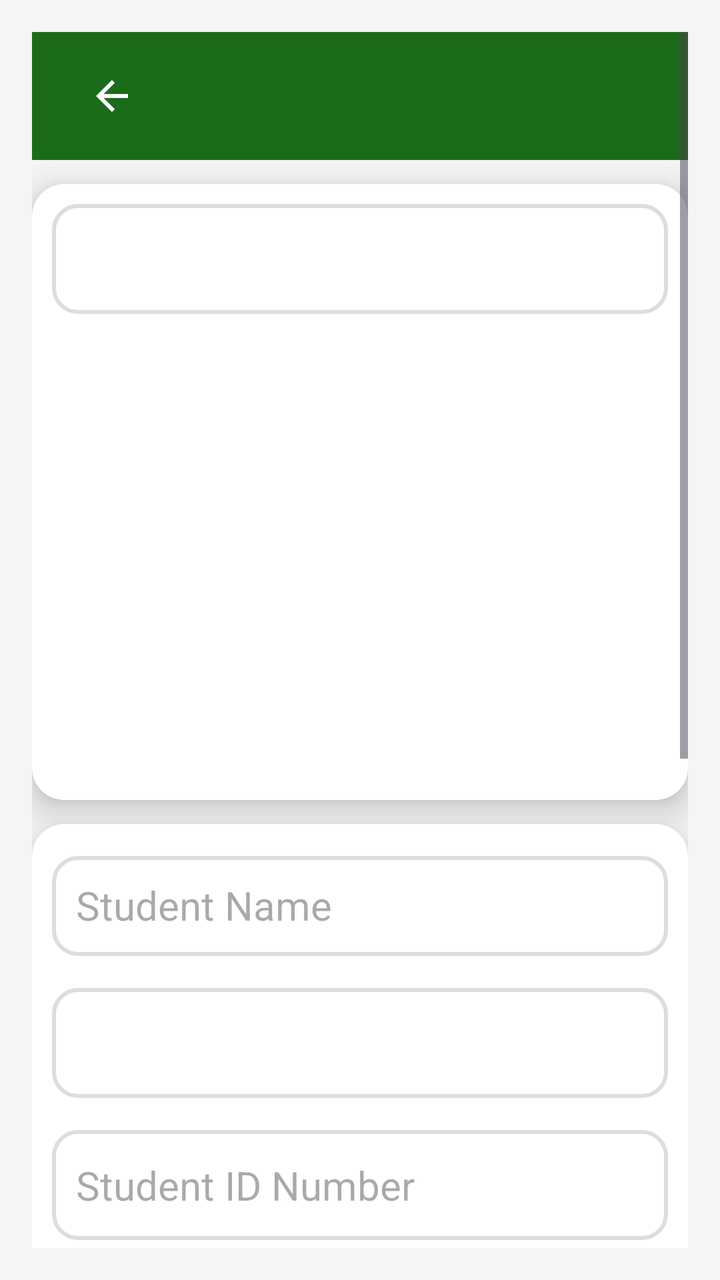
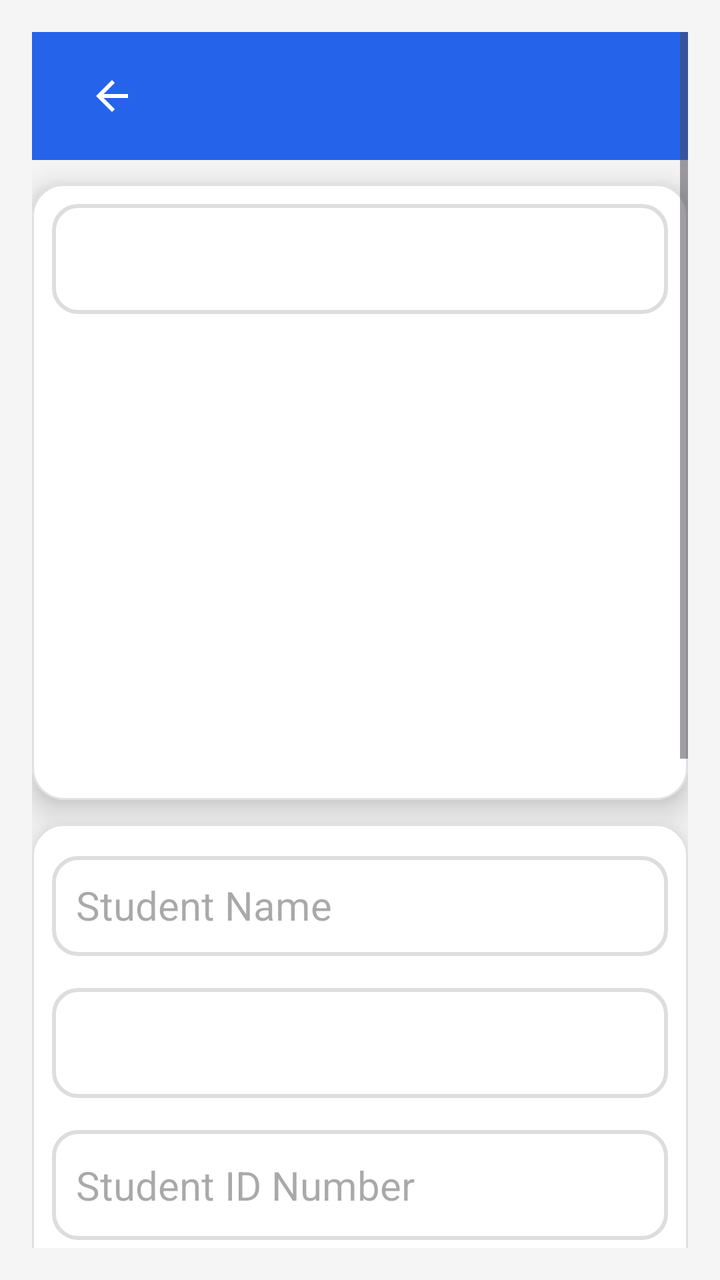

Compare the two renders of this Android layout. The source of the first and the diff that turns it into the second are given below.
<!-- AndroidManifest.xml: application theme Theme.TransportApp -->
<!-- res/layout/activity_modify_student.xml -->
<?xml version="1.0" encoding="utf-8"?>
<ScrollView xmlns:android="http://schemas.android.com/apk/res/android"
    android:layout_width="match_parent"
    android:layout_height="match_parent"
    xmlns:app="http://schemas.android.com/apk/res-auto"
    android:fillViewport="true"
    android:background="@color/screen_background"
    android:padding="16dp">

    <LinearLayout
        android:layout_width="match_parent"
        android:layout_height="wrap_content"
        android:orientation="vertical">

        
        <include
            layout="@layout/toolbar"
            android:layout_width="match_parent"
            android:layout_height="wrap_content" />

        
        <com.google.android.material.card.MaterialCardView
            android:layout_width="match_parent"
            android:layout_height="wrap_content"
            android:layout_marginTop="12dp"
            android:backgroundTint="@color/surface"
            android:padding="24dp"
            app:cardCornerRadius="16dp"
            app:cardElevation="10dp">

            <LinearLayout
                android:layout_width="match_parent"
                android:layout_height="wrap_content"
                android:orientation="vertical">

            <Spinner
                android:id="@+id/filterDropdown"
                android:layout_width="match_parent"
                android:layout_height="55dp"
                android:layout_marginBottom="16dp"
                android:layout_marginTop="10dp"
                android:layout_marginHorizontal="10dp"
                android:background="@drawable/edittext_background"
                android:padding="12dp"/>

                <androidx.recyclerview.widget.RecyclerView
                    android:id="@+id/studentRecyclerView"
                    android:layout_width="match_parent"
                    android:layout_height="217dp"
                    android:layout_marginHorizontal="10dp"
                    android:layout_marginBottom="10dp"
                    android:nestedScrollingEnabled="true" />

            </LinearLayout>
        </com.google.android.material.card.MaterialCardView>

        
        <com.google.android.material.card.MaterialCardView
            android:layout_width="match_parent"
            android:layout_height="wrap_content"
            android:layout_marginTop="12dp"
            android:backgroundTint="@color/surface"
            android:padding="24dp"
            app:cardCornerRadius="16dp"
            app:cardElevation="10dp">

            <LinearLayout
                android:layout_width="match_parent"
                android:layout_height="wrap_content"
                android:orientation="vertical">

                
                <EditText
                    android:id="@+id/studentNameInput"
                    android:layout_width="match_parent"
                    android:layout_height="50dp"
                    android:layout_marginTop="16dp"
                    android:layout_marginHorizontal="10dp"
                    android:background="@drawable/edittext_background"
                    android:hint="@string/hint_student_name"
                    android:inputType="text"
                    android:padding="12dp"
                    android:textColor="@color/text_primary"
                    android:textSize="20sp"/>

                
                <Spinner
                    android:id="@+id/classDropdown"
                    android:layout_width="match_parent"
                    android:layout_height="55dp"
                    android:layout_marginTop="16dp"
                    android:layout_marginHorizontal="10dp"
                    android:background="@drawable/edittext_background"
                    android:padding="12dp"/>

                
                <EditText
                    android:id="@+id/studentIdInput"
                    android:layout_width="match_parent"
                    android:layout_height="55dp"
                    android:layout_marginTop="16dp"
                    android:layout_marginHorizontal="10dp"
                    android:background="@drawable/edittext_background"
                    android:hint="@string/hint_student_id_number"
                    android:inputType="number"
                    android:padding="12dp"
                    android:textColor="@color/text_primary"
                    android:textSize="20sp"/>

                
                <Spinner
                    android:id="@+id/routeDropdown"
                    android:layout_width="match_parent"
                    android:layout_height="55dp"
                    android:layout_marginTop="16dp"
                    android:layout_marginHorizontal="10dp"
                    android:background="@drawable/edittext_background"
                    android:padding="12dp"/>

                
                <EditText
                    android:id="@+id/parentNameInput"
                    android:layout_width="match_parent"
                    android:layout_height="55dp"
                    android:layout_marginTop="16dp"
                    android:layout_marginHorizontal="10dp"
                    android:background="@drawable/edittext_background"
                    android:hint="@string/hint_parent_name"
                    android:inputType="text"
                    android:padding="12dp"
                    android:textColor="@color/text_primary"
                    android:textSize="20sp"/>

                
                <EditText
                    android:id="@+id/parentContactInput"
                    android:layout_width="match_parent"
                    android:layout_height="55dp"
                    android:layout_marginTop="16dp"
                    android:layout_marginHorizontal="10dp"
                    android:background="@drawable/edittext_background"
                    android:hint="@string/hint_parent_contact"
                    android:inputType="phone"
                    android:padding="12dp"
                    android:textColor="@color/text_primary"
                    android:textSize="20sp"/>

                
                <EditText
                    android:id="@+id/parentEmailInput"
                    android:layout_width="match_parent"
                    android:layout_height="55dp"
                    android:layout_marginTop="16dp"
                    android:layout_marginHorizontal="10dp"
                    android:background="@drawable/edittext_background"
                    android:hint="@string/hint_parent_email_used_to_sign_in"
                    android:inputType="textEmailAddress"
                    android:padding="12dp"
                    android:textColor="@color/text_primary"
                    android:textSize="20sp"/>

                
                <EditText
                    android:id="@+id/homeLocationInput"
                    android:layout_width="match_parent"
                    android:layout_height="55dp"
                    android:layout_marginTop="16dp"
                    android:layout_marginHorizontal="10dp"
                    android:background="@drawable/edittext_background"
                    android:hint="@string/hint_home_location"
                    android:inputType="text"
                    android:padding="12dp"
                    android:textColor="@color/text_primary"
                    android:textSize="20sp"/>

                
                <Button
                    android:id="@+id/saveStudentButton"
                    android:layout_width="280dp"
                    android:layout_height="wrap_content"
                    android:layout_gravity="center"
                    android:layout_marginTop="24dp"
                    android:layout_marginBottom="10dp"
                    android:backgroundTint="@color/green"
                    android:drawablePadding="8dp"
                    android:padding="16dp"
                    android:text="@string/title_modify_student"
                    android:textColor="@color/white"
                    android:textSize="16sp"/>
            </LinearLayout>
        </com.google.android.material.card.MaterialCardView>
    </LinearLayout>
</ScrollView>
<!-- res/layout/toolbar.xml (included above) -->
<?xml version="1.0" encoding="utf-8"?>
<com.google.android.material.appbar.MaterialToolbar xmlns:android="http://schemas.android.com/apk/res/android"
    xmlns:app="http://schemas.android.com/apk/res-auto"
    android:id="@+id/toolbar"
    android:layout_width="match_parent"
    android:layout_height="?attr/actionBarSize"
    android:background="@color/green"
    android:elevation="4dp"
    android:theme="@style/ThemeOverlay.AppCompat.Dark.ActionBar">

    <ImageButton
        android:id="@+id/backButton"
        android:layout_width="48dp"
        android:layout_height="48dp"
        android:layout_marginStart="12dp"
        android:background="@null"
        android:contentDescription="@string/back_button_desc"
        android:src="@drawable/baseline_arrow_back_24"
        app:tint="@android:color/white" />

    <TextView
        android:id="@+id/toolbar_title"
        android:layout_width="wrap_content"
        android:layout_height="wrap_content"
        android:layout_gravity="center"
        android:textColor="@android:color/white"
        android:textSize="22sp"
        android:textStyle="bold" />

    
    <ImageButton
        android:id="@+id/signOutButton"
        android:layout_width="48dp"
        android:layout_height="48dp"
        android:layout_gravity="end"
        android:layout_marginEnd="8dp"
        android:background="?attr/selectableItemBackgroundBorderless"
        android:contentDescription="@string/sign_out"
        android:src="@drawable/baseline_logout_24"
        android:visibility="gone"
        app:tint="@android:color/white" />
</com.google.android.material.appbar.MaterialToolbar>
<!-- resources referenced by this layout -->
<resources>
  <color name="green">#1B6B1B</color>
  <color name="screen_background">#F5F5F5</color>
  <color name="surface">#FFFFFF</color>
  <color name="text_primary">#212121</color>
  <color name="white">#FFFFFFFF</color>
  <!-- drawable baseline_arrow_back_24 (drawable) -->
  <vector xmlns:android="http://schemas.android.com/apk/res/android" android:autoMirrored="true" android:height="24dp" android:tint="@color/text_secondary" android:viewportHeight="24" android:viewportWidth="24" android:width="24dp">
        
      <path android:fillColor="@android:color/white" android:pathData="M20,11H7.83l5.59,-5.59L12,4l-8,8 8,8 1.41,-1.41L7.83,13H20v-2z"/>
      
  </vector>
  <!-- drawable baseline_logout_24 (drawable) -->
  <vector xmlns:android="http://schemas.android.com/apk/res/android" android:autoMirrored="true" android:height="24dp" android:tint="@color/white" android:viewportHeight="24" android:viewportWidth="24" android:width="24dp">
      <path android:fillColor="@android:color/white" android:pathData="M17,7l-1.41,1.41L18.17,11H8v2h10.17l-2.58,2.58L17,17l5,-5zM4,5h8V3H4c-1.1,0 -2,0.9 -2,2v14c0,1.1 0.9,2 2,2h8v-2H4V5z"/>
  </vector>
  <!-- drawable edittext_background (drawable) -->
  <?xml version="1.0" encoding="utf-8"?>
  <shape xmlns:android="http://schemas.android.com/apk/res/android">
      <solid android:color="@color/surface" />
      <corners android:radius="12dp" />
      <stroke android:width="2dp" android:color="@color/border_light" />
  </shape>
  <string name="back_button_desc">Navigate back</string>
  <string name="hint_home_location">Home Location</string>
  <string name="hint_parent_contact">Parent Contact</string>
  <string name="hint_parent_email_used_to_sign_in">Parent Email (used to sign in)</string>
  <string name="hint_parent_name">Parent Name</string>
  <string name="hint_student_id_number">Student ID Number</string>
  <string name="hint_student_name">Student Name</string>
  <string name="sign_out">Sign out</string>
  <string name="title_modify_student">Modify Student</string>
  <style name="Theme.TransportApp" parent="Base.Theme.TransportApp" />
  <color name="text_secondary">#616161</color>
  <color name="border_light">#DDDDDD</color>
  <style name="Base.Theme.TransportApp" parent="Theme.Material3.DayNight.NoActionBar">
          
          <item name="colorPrimary">@color/green</item>
          <item name="colorOnPrimary">@color/white</item>
          <item name="colorSecondary">@color/accent_orange</item>
          <item name="colorOnSecondary">@color/white</item>
          
          <item name="materialCardViewStyle">@style/Widget.Material3.CardView.Elevated</item>
      </style>
  <color name="accent_orange">#B45309</color>
</resources>

<!-- the commit's change to res/layout/activity_modify_student.xml (unified diff, before → after) -->
@@ -181,7 +181,7 @@
                     android:layout_gravity="center"
                     android:layout_marginTop="24dp"
                     android:layout_marginBottom="10dp"
-                    android:backgroundTint="@color/green"
+                    android:backgroundTint="@color/brand_primary"
                     android:drawablePadding="8dp"
                     android:padding="16dp"
                     android:text="@string/title_modify_student"
@@ -198,7 +198,7 @@
     android:id="@+id/toolbar"
     android:layout_width="match_parent"
     android:layout_height="?attr/actionBarSize"
-    android:background="@color/green"
+    android:background="@color/brand_primary"
     android:elevation="4dp"
     android:theme="@style/ThemeOverlay.AppCompat.Dark.ActionBar">
 
<!-- resource entries referenced after the edit -->
@@ -1,6 +1,6 @@
 <!-- resources referenced by this layout -->
 <resources>
-  <color name="green">#1B6B1B</color>
+  <color name="brand_primary">#2563EB</color>
   <color name="screen_background">#F5F5F5</color>
   <color name="surface">#FFFFFF</color>
   <color name="text_primary">#212121</color>
@@ -35,14 +35,32 @@
   <color name="text_secondary">#616161</color>
   <color name="border_light">#DDDDDD</color>
   <style name="Base.Theme.TransportApp" parent="Theme.Material3.DayNight.NoActionBar">
-          
-          <item name="colorPrimary">@color/green</item>
-          <item name="colorOnPrimary">@color/white</item>
+          <item name="colorPrimary">@color/theme_primary</item>
+          <item name="colorOnPrimary">@color/theme_on_primary</item>
+          <item name="colorPrimaryContainer">@color/theme_primary_container</item>
+          <item name="colorOnPrimaryContainer">@color/theme_on_primary_container</item>
           <item name="colorSecondary">@color/accent_orange</item>
           <item name="colorOnSecondary">@color/white</item>
+          <item name="colorSurfaceVariant">@color/surface_variant</item>
+          <item name="colorOutlineVariant">@color/outline_card</item>
           
-          <item name="materialCardViewStyle">@style/Widget.Material3.CardView.Elevated</item>
+          <item name="materialCardViewStyle">@style/Widget.Transport.Card</item>
       </style>
+  <color name="theme_primary">#2563EB</color>
+  <color name="theme_on_primary">#FFFFFF</color>
+  <color name="theme_primary_container">#DBEAFE</color>
+  <color name="theme_on_primary_container">#1E3A8A</color>
   <color name="accent_orange">#B45309</color>
+  <color name="surface_variant">#F1F3F4</color>
+  <color name="outline_card">#E0E0E0</color>
+  <style name="Widget.Transport.Card" parent="Widget.Material3.CardView.Elevated">
+          <item name="cardCornerRadius">@dimen/radius_l</item>
+          <item name="cardElevation">@dimen/card_elevation_default</item>
+          <item name="strokeColor">@color/outline_card</item>
+          <item name="strokeWidth">1dp</item>
+          <item name="cardBackgroundColor">@color/surface</item>
+      </style>
+  <dimen name="radius_l">16dp</dimen>
+  <dimen name="card_elevation_default">2dp</dimen>
 </resources>
 
